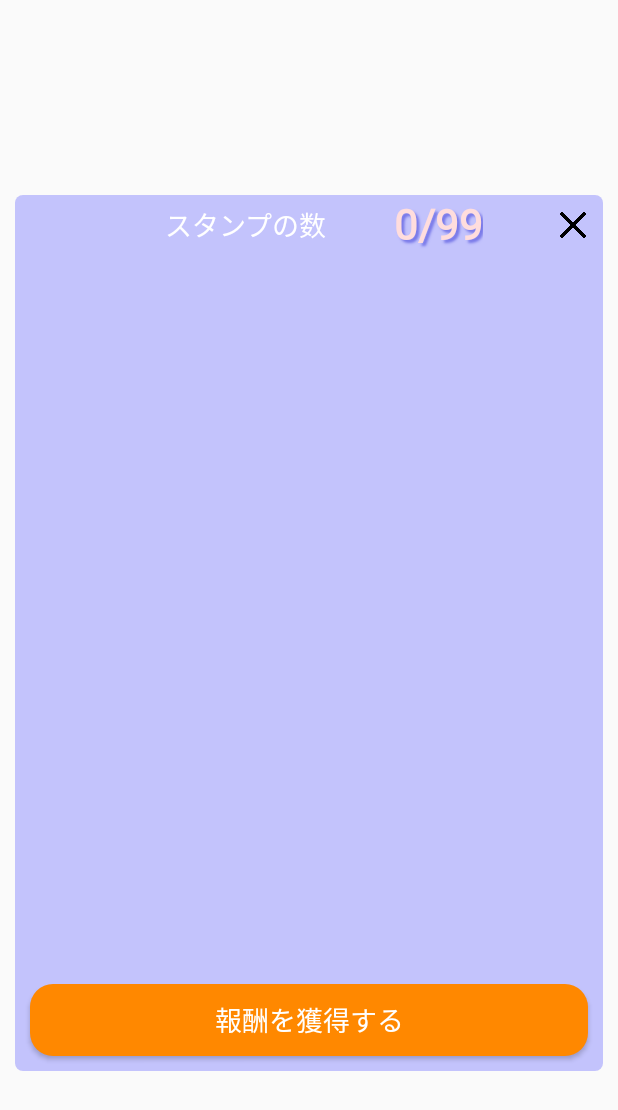
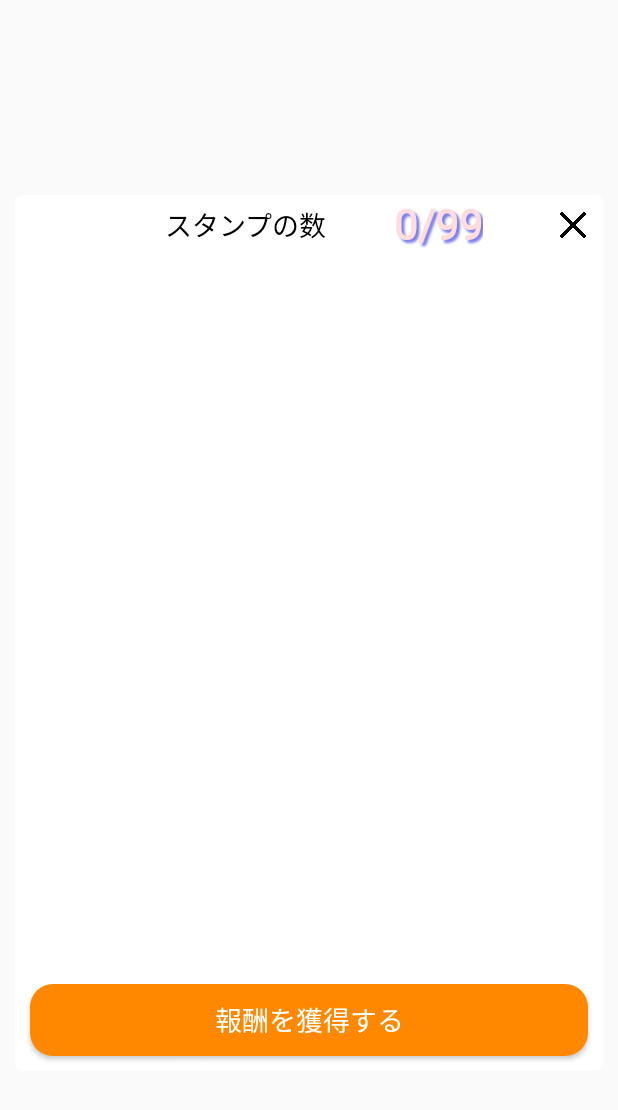
Before and after one commit to x-hajime-yasuda/StampWars_Android, an Android app: the layout stamp_list.xml on its own in the app's theme, with its tools: preview values and no code run, on a phone screen of 412 x 824 dp. Shown: the top 1110 px of the screen. Run offline under Robolectric (Android 15) with nearby library versions, the light colour scheme and no system bars.

Commit message:
クラス名の修正&スタンプリストの背景色の修正

```diff
--- a/app/src/main/res/layout/stamp_list.xml
+++ b/app/src/main/res/layout/stamp_list.xml
@@ -27,7 +27,7 @@
             android:layout_gravity="center_vertical"
             android:layout_marginLeft="100dp"
             android:text="@string/stamp_get"
-            android:textColor="#FFFFFF"
+            android:textColor="@color/black"
             android:textSize="18dp" />
 
         <TextView
--- a/app/src/main/res/values/colors.xml
+++ b/app/src/main/res/values/colors.xml
@@ -8,7 +8,7 @@
     <color name="black">#FF000000</color>
     <color name="white">#FFFFFFFF</color>
 
-    <color name="list_background_color">#555555FF</color>
+    <color name="list_background_color">@color/white</color>
     <color name="button_color">#ffff8800</color>
     <color name="button_highlight_color">#ffffbb33</color>
     <color name="transparent_status_bar">#225555FF</color>
```
Also changed, not shown: app/src/main/java/jp/co/xpower/app/stw/MainActivity.kt (+14 -12 lines).
